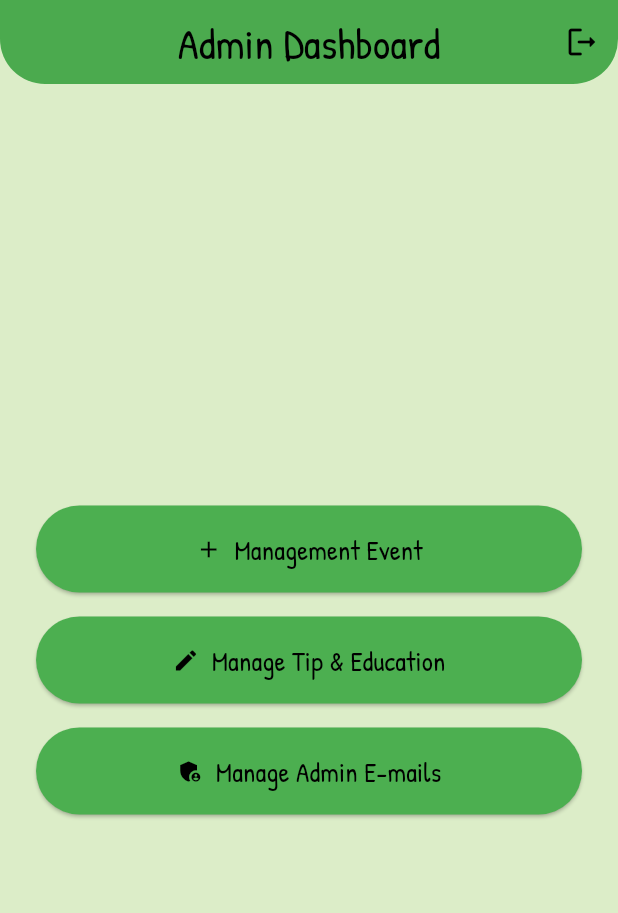
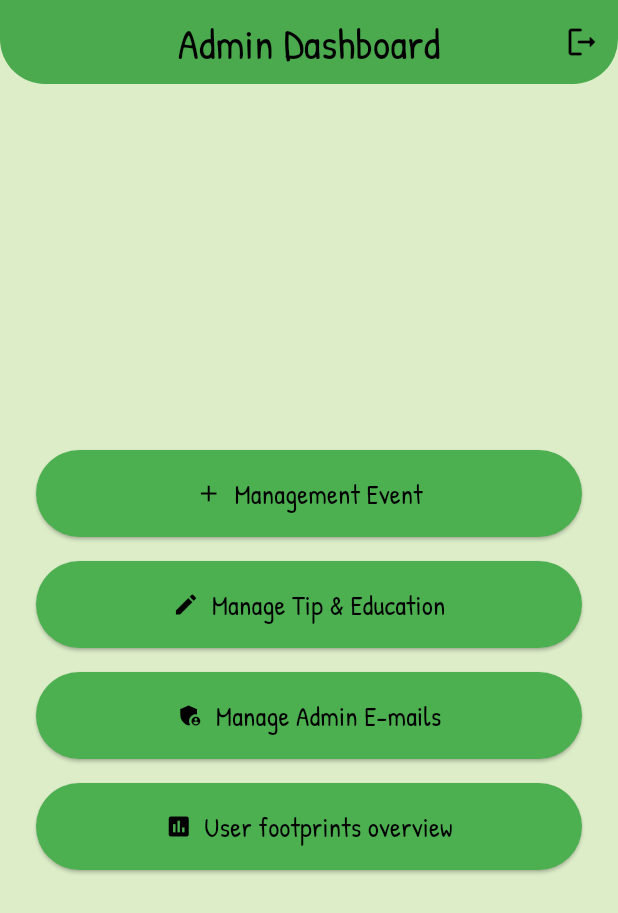
Before and after one commit to RicardoBOIs/Combine_Assignment, a Flutter app: the AdminMain screen opened directly, on a phone screen of 412 x 824 dp. Shown: the top 913 px of the screen. Run offline on Flutter 3.47's test engine with Material 3 defaults, Android fonts, the phone set to English and light mode, and no system bars; our stand-ins replace cloud_firestore, connectivity_plus, firebase_auth, firebase_core, fl_chart, google_fonts and 5 more; accounts and stored records are empty.

Commit message:
1.Added a button leading to Daily_FootPrint_Overview.dart at admin_main.dart 2. Added a function at firestore_service.dart to make sure the father document exists 3. Added a new page called Daily_FootPrint_Overview.dart

```diff
--- a/lib/YenHan/firestore_service.dart
+++ b/lib/YenHan/firestore_service.dart
@@ -61,6 +61,10 @@ class FirestoreService {
       kgCO2e: kgCO2e,
     ).toJson();
 
+    await _db
+        .collection('daily_Carbon_FootPrint_record')
+        .doc(email)
+        .set({'_': true}, SetOptions(merge: true));
 
     await _db
         .collection('daily_Carbon_FootPrint_record')
--- a/lib/YenHan/pages/admin_dashboard.dart
+++ b/lib/YenHan/pages/admin_dashboard.dart
@@ -1,8 +1,6 @@
 import 'package:flutter/material.dart';
 
 import 'package:assignment_test/YenHan/tip_repository.dart';
-
-
 import 'tips_education.dart';
 // Define theme colors for consistency
 const Color primaryGreen = Color(0xFF4CAF50);
@@ -388,7 +386,7 @@ class _AdminDashboardScreenState extends State<AdminDashboardScreen> {
             icon: const Icon(Icons.refresh),
             onPressed: _refreshTips,
             tooltip: 'Refresh Tips',
-          ),
+          )
 
         ],
       ),
--- a/lib/admin_main.dart
+++ b/lib/admin_main.dart
@@ -5,6 +5,7 @@ import 'package:assignment_test/YenHan/pages/login_page.dart';
 import 'package:firebase_auth/firebase_auth.dart';
 import 'package:assignment_test/YenHan/firestore_service.dart';
 import 'package:cloud_firestore/cloud_firestore.dart';
+import 'package:assignment_test/YenHan/pages/Daily_FootPrint_Overview.dart';
 
 final FirebaseAuth firebaseAuth = FirebaseAuth.instance;
 
@@ -83,13 +84,25 @@ class AdminMain extends StatelessWidget {
         ),
         onPressed: () => _showAdminsPage(context),
       ),
+            const SizedBox(height: 16),
+            ElevatedButton.icon(
+              icon: const Icon(Icons.assessment),
+              label: const Text('User footprints overview'),
+              style: ElevatedButton.styleFrom(
+                padding: const EdgeInsets.symmetric(vertical: 16),
+                backgroundColor: Colors.green,
+              ),
+              onPressed: () => Navigator.push(
+                context,
+                MaterialPageRoute(builder: (_) => const FootprintAdminPage()),
+              ),
+            ),
           ],
         ),
       ),
     );
   }
 }
-
 
  // A lightweight page that lists current admins, lets you add one,
  // and remove any entry directly from Firestore.
```
Also changed, not shown: lib/YenHan/pages/Daily_FootPrint_Overview.dart (added, +67 -0 lines), lib/YenHan/firebase_options.dart.
